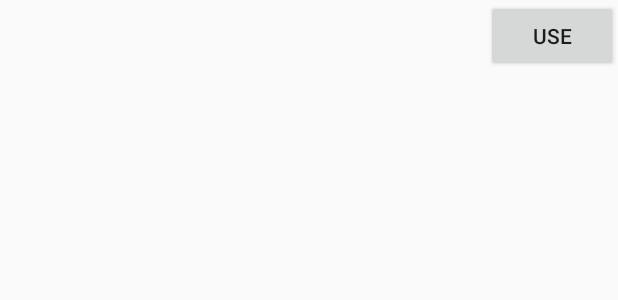
After one commit to GuanxunChen/RPG-Game-Android_Studio, an Android app built with Jetpack Compose: the layout inventory_item.xml on its own in the app's theme, with its tools: preview values and no code run, on a phone screen of 412 x 824 dp. The commit adds this screen. Shown: the top 300 px of the screen. Run offline under Robolectric (Android 15) with nearby library versions, the phone set to English and light mode, and no system bars.

Commit message:
basic inventory implementation (working)

```diff
--- a/app/src/main/java/com/example/rpg/StoryView.kt
+++ b/app/src/main/java/com/example/rpg/StoryView.kt
@@ -99,7 +99,7 @@ internal fun MainActivity.setupStoryViewListeners()
         ViewModel.currentTxt = currentTxt
 
         setContentView(R.layout.inventoryview)
-        //setupInventoryViewListeners()
+        setupInventoryViewListeners()
     }
 
     // Setting Button
--- /dev/null
+++ b/app/src/main/res/layout/inventory_item.xml
@@ -0,0 +1,28 @@
+<?xml version="1.0" encoding="utf-8"?>
+<LinearLayout xmlns:android="http://schemas.android.com/apk/res/android"
+    android:layout_width="match_parent"
+    android:layout_height="wrap_content"
+    android:orientation="horizontal">
+
+    <TextView
+        android:id="@+id/text_view_item_name"
+        android:layout_width="0dp"
+        android:layout_height="wrap_content"
+        android:layout_weight="1"
+        android:textAppearance="?android:attr/textAppearanceMedium"
+        android:layout_marginStart="16dp"/>
+
+    <TextView
+        android:id="@+id/text_view_item_count"
+        android:layout_width="wrap_content"
+        android:layout_height="wrap_content"
+        android:textAppearance="?android:attr/textAppearanceMedium"
+        android:layout_marginStart="8dp"/>
+
+    <Button
+        android:id="@+id/button_use"
+        android:layout_width="wrap_content"
+        android:layout_height="wrap_content"
+        android:text="Use"/>
+
+</LinearLayout>
--- a/app/src/main/res/layout/inventoryview.xml
+++ b/app/src/main/res/layout/inventoryview.xml
@@ -77,6 +77,7 @@
         </LinearLayout>
 
         <androidx.recyclerview.widget.RecyclerView
+            android:id="@+id/recyclerView"
             android:layout_width="match_parent"
             android:layout_height="550dp"
             android:scrollbars="vertical"/>
```
Also changed, not shown: app/src/main/java/com/example/rpg/InventoryView.kt (+59 -0 lines), app/src/main/java/com/example/rpg/MainActivity.kt (+11 -1 lines).
